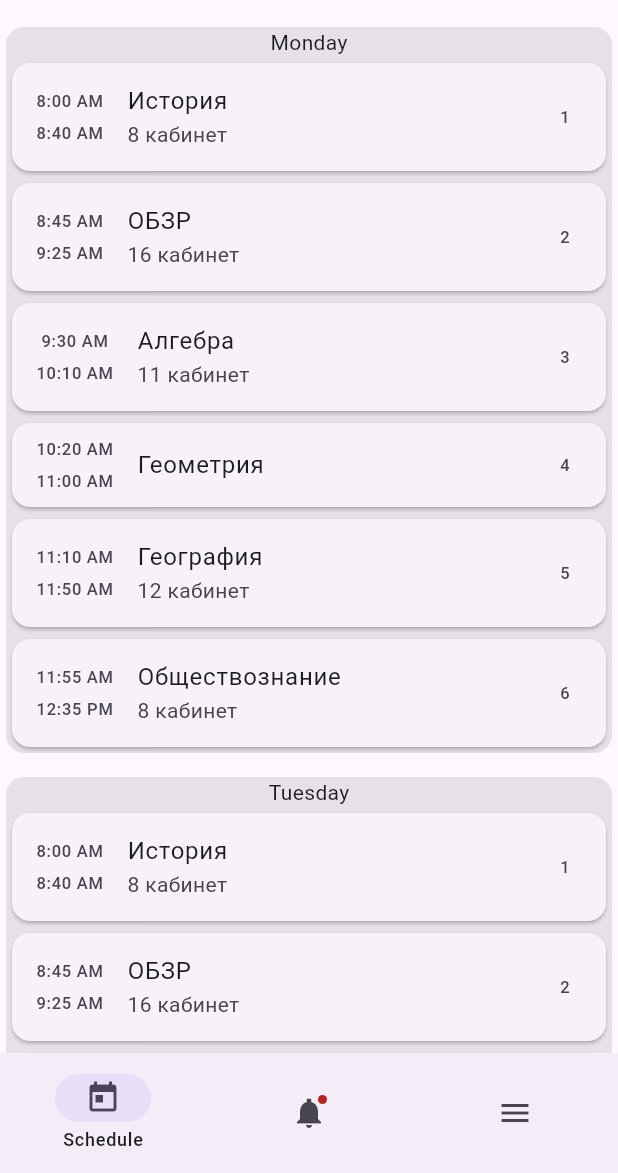
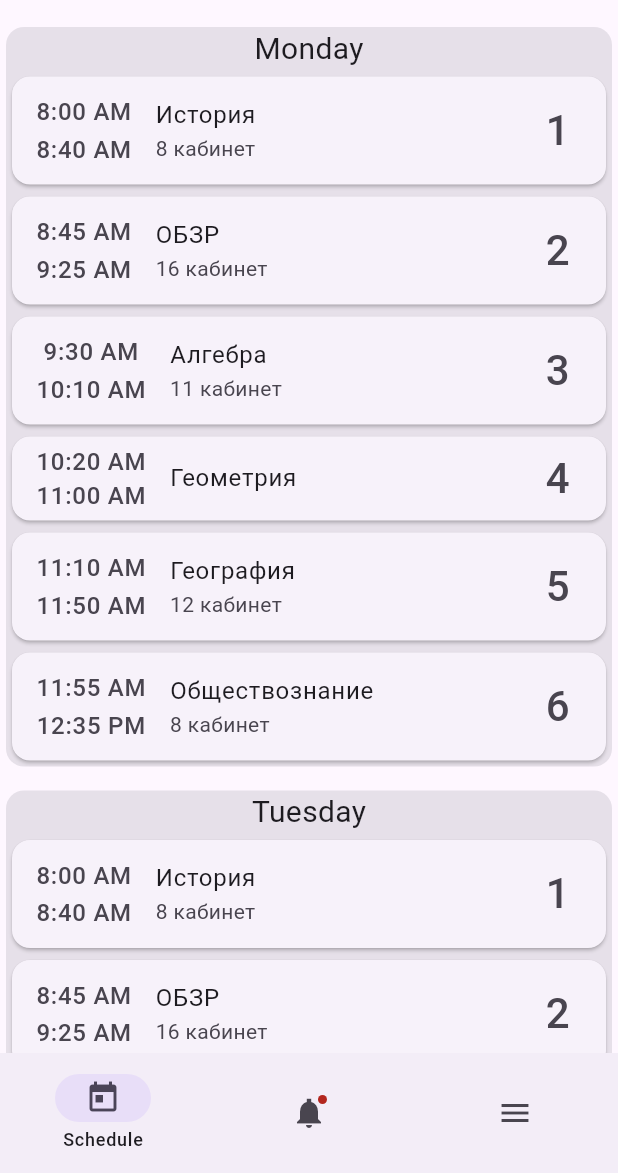
Before and after one commit to this-is-hash/clockwork, a Flutter app: the screen it shows after launch, on a phone screen of 412 x 824 dp, the part 63-1236 px from its top. Run offline on Flutter 3.47's test engine with Material 3 defaults, Android fonts, the phone set to English and light mode, and no system bars.

Commit message:
some text & input styles + app title

```diff
--- a/lib/main.dart
+++ b/lib/main.dart
@@ -21,7 +21,7 @@ class _MyAppState extends State<MyApp> {
   @override
   Widget build(BuildContext context) {
     return MaterialApp(
-      title: 'Flutter Demo',
+      title: 'Clockwork Alpha',
       home: Scaffold(
         appBar: AppBar(title: Text("Clockwork"), centerTitle: true),
         body: <Widget>[
--- a/lib/screens/day_widget.dart
+++ b/lib/screens/day_widget.dart
@@ -51,18 +51,24 @@ class LessonListTile extends StatelessWidget {
     // TODO: Add styles to leading and trailing text
     // TODO: Add teacher display
     // TODO: Add color display?
+    const timeStyle = TextStyle(fontSize: 16);
+
     return ListTile(
       title: Text(lesson.name),
       subtitle: lesson.classroom != null ? Text(lesson.classroom!) : null,
       leading: Column(
         mainAxisAlignment: MainAxisAlignment.center,
-        spacing: 5.0,
+        // -3 instead of 0 would be ideal but that's illegal
+        spacing: lesson.classroom != null ? 2.0 : 0,
         children: [
-          Text(lesson.begin.format(context)),
-          Text(lesson.end.format(context)),
+          Text(lesson.begin.format(context), style: timeStyle),
+          Text(lesson.end.format(context), style: timeStyle),
         ],
       ),
-      trailing: Text((lessonNum + 1).toString()),
+      trailing: Text(
+        (lessonNum + 1).toString(),
+        style: TextStyle(fontSize: 28),
+      ),
     );
   }
 }
@@ -78,7 +84,10 @@ class DayWidget extends StatelessWidget {
       child: Column(
         children: [
           // TODO: Add styles to this text
-          Text(weekDaysNames[day.dayOfTheWeek]!),
+          Text(
+            weekDaysNames[day.dayOfTheWeek]!,
+            style: TextStyle(fontSize: 20),
+          ),
           for (Lesson lesson in day.lessons)
             LessonWidget(
               lesson: lesson,
--- a/lib/screens/edit_screen.dart
+++ b/lib/screens/edit_screen.dart
@@ -115,6 +115,7 @@ class _TimeInputFieldState extends State<TimeInputField> {
         filled: false,
         labelText: widget.label,
         border: OutlineInputBorder(),
+        suffixIcon: Icon(Icons.access_time)
       ),
       onTap: () async {
         final TimeOfDay? time = await showTimePicker(
```
